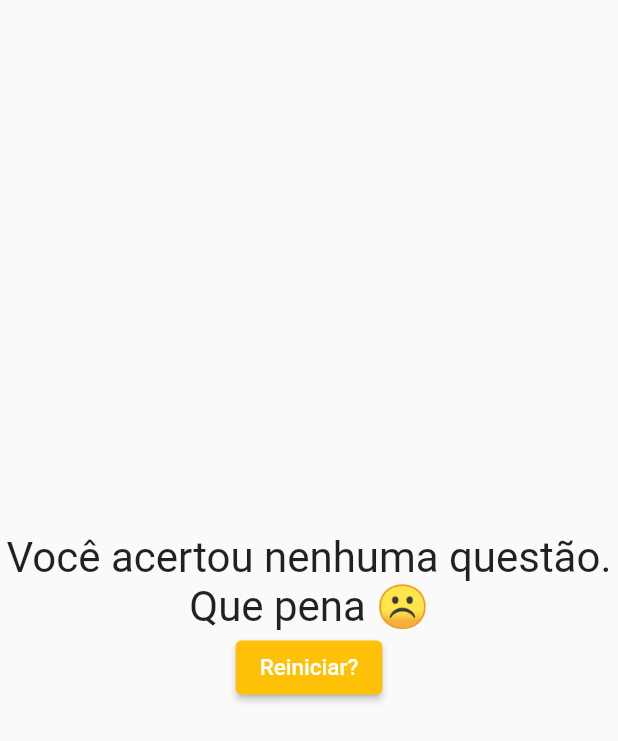
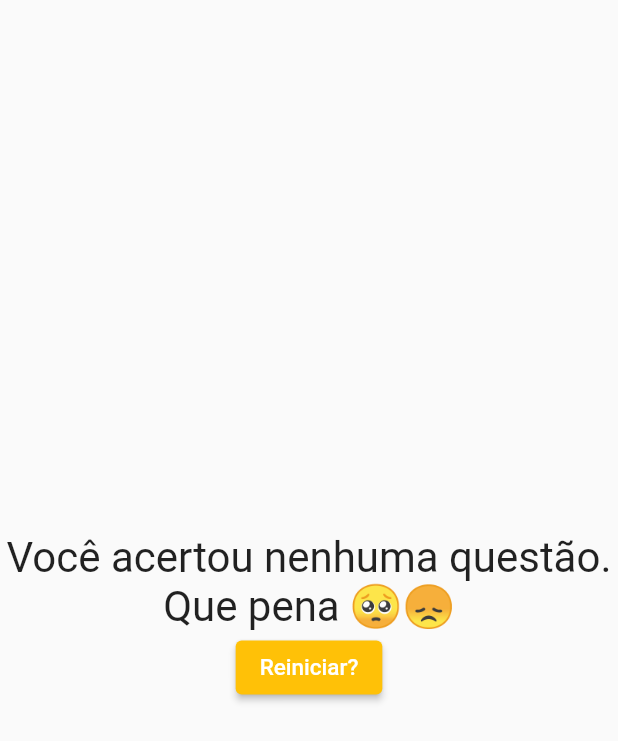
Before and after one commit to OImmortal/Form_design, a Flutter app: the TelaFinal widget shown alone on an empty page, opened directly with empty values, on a phone screen of 412 x 824 dp. Shown: the top 741 px of the screen. Run offline on Flutter 3.47's test engine with Material 2 defaults, Android fonts, the phone set to English and light mode, and no system bars.

Commit message:
Atualização de Design

```diff
--- a/lib/resultado.dart
+++ b/lib/resultado.dart
@@ -8,7 +8,7 @@ class TelaFinal extends StatelessWidget {
 
   String get fraseResultado {
     if (pontuacao < 10) {
-      return "Você acertou nenhuma questão. Que pena ☹️";
+      return "Você acertou nenhuma questão. Que pena 🥺😞";
     } else if (pontuacao < 20) {
       return "Você acertou uma questão";
     } else if (pontuacao < 30) {
```
